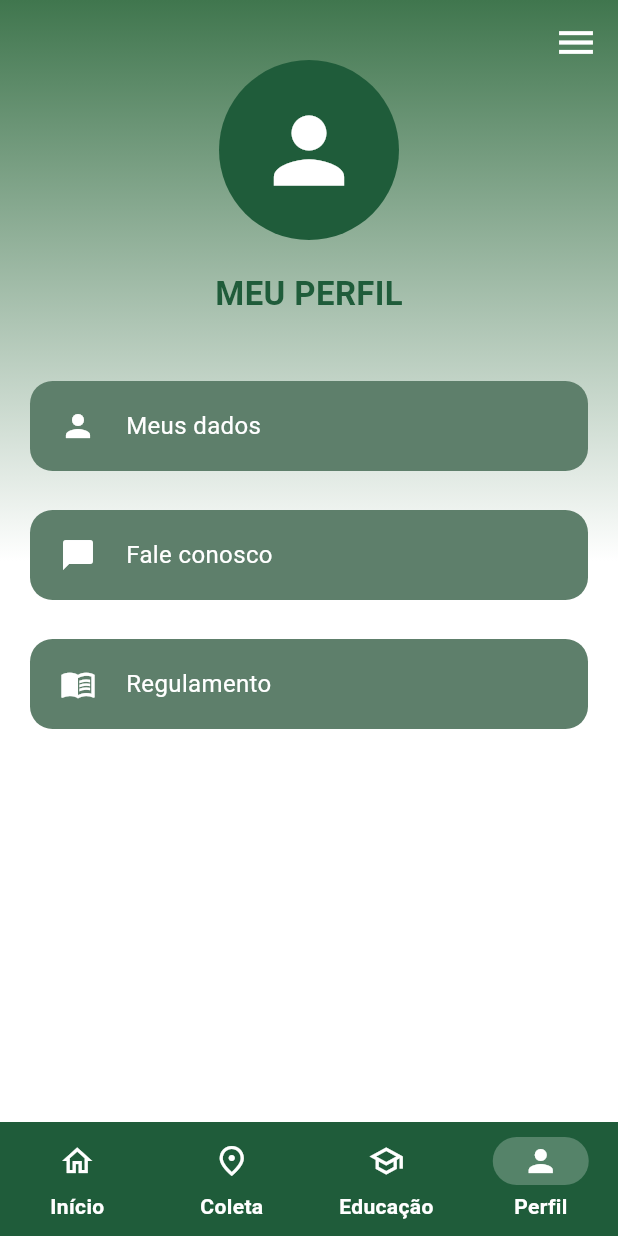
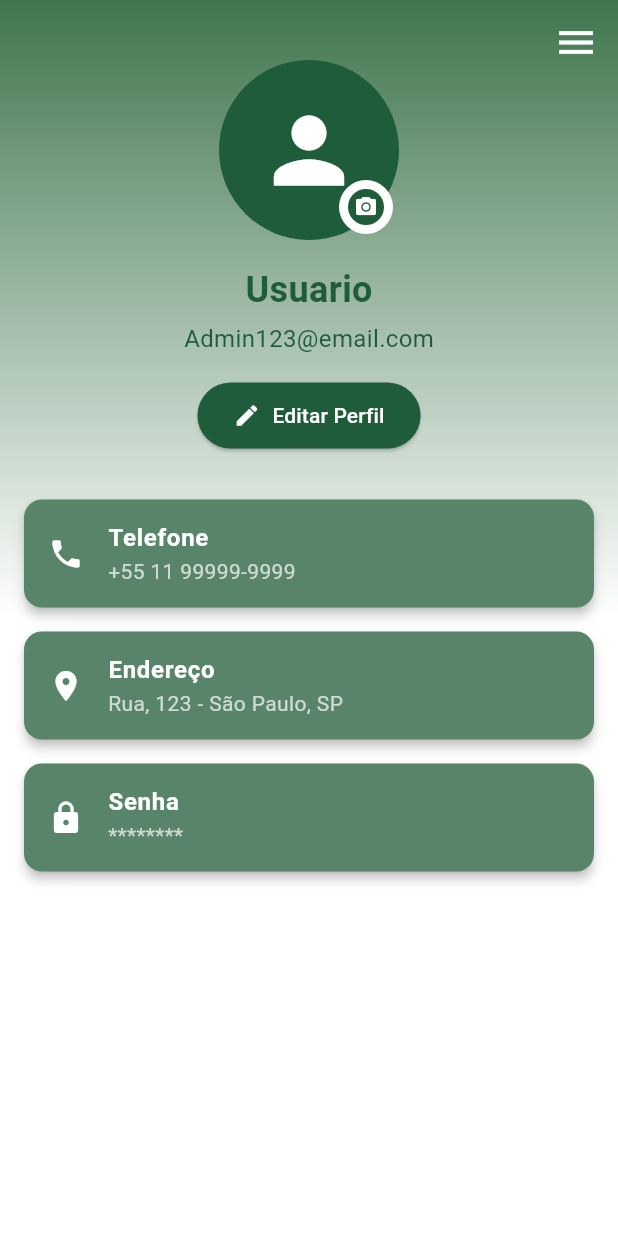
Before and after one commit to eudanielanjos/Projeto-Verde-ja, a Flutter app: the PerfilPage screen opened directly, on a phone screen of 412 x 824 dp. Run offline on Flutter 3.47's test engine with Material 3 defaults, Android fonts, the phone set to English and light mode, and no system bars; our stand-ins replace shared_preferences, vibration, youtube_player_flutter; accounts and stored records are empty.

Commit message:
Mudanças na tela de perfil Corrigindo erros da tela de: config, denuncia, denuncia2 e educação.

```diff
--- a/lib/views/denuncia2_view.dart
+++ b/lib/views/denuncia2_view.dart
@@ -54,7 +54,6 @@ class _Denuncias2State extends State<Denuncias2> {
                         Navigator.pop(context);
                       },
                     ),
-                    const Icon(Icons.settings, color: Color(0xFF295822)),
                   ],
                 ),
               ),
--- a/lib/views/educacao_view.dart
+++ b/lib/views/educacao_view.dart
@@ -261,8 +261,8 @@ class _EducacaoViewState extends State<EducacaoView> {
               gradient: LinearGradient(
                 begin: Alignment.topCenter,
                 end: Alignment.bottomCenter,
-                colors: [Color.fromRGBO(64, 118, 78, 1), Colors.white],
-                stops: [0.0, 0.5],
+                colors: [Color.fromRGBO(120, 159, 130, 1), Colors.white],
+                stops: [0.0, 0.2],
               ),
             ),
             child: Padding(
@@ -339,7 +339,7 @@ class _EducacaoViewState extends State<EducacaoView> {
                   constraints: const BoxConstraints(),
                   icon: const Icon(
                     Icons.menu,
-                    color: Colors.white,
+
                     size: 30,
                   ),
                   onPressed: () {
--- a/lib/views/meus_dados_view.dart
+++ b/lib/views/meus_dados_view.dart
@@ -129,10 +129,10 @@ class _MeusDadosViewState extends State<MeusDadosView> {
 
                     GestureDetector(
                       onTap: () => Navigator.pop(context),
-                      child: const Icon(Icons.arrow_back),
+                      child: const Icon(Icons.arrow_back,),
                     ),
 
-                    const Icon(Icons.settings)
+
                   ],
                 ),
               ),
--- a/lib/views/perfil_view.dart
+++ b/lib/views/perfil_view.dart
@@ -1,26 +1,43 @@
 import 'package:flutter/material.dart';
 import 'tela_inicial_view.dart';
-import 'meus_dados_view.dart';
 import 'config_view.dart';
 import 'historico_denuncias_view.dart';
 import 'home_view.dart';
 import 'educacao_view.dart';
 
+class PerfilView extends StatelessWidget {
+  const PerfilView({super.key});
+  @override
+  Widget build(BuildContext context) {
+    return MaterialApp(
+      debugShowCheckedModeBanner: false,
+      title: 'Perfil Completo',
+      theme: ThemeData(
+        primarySwatch: Colors.blue,
+      ),
+      home: const PerfilPage(),
+    );
+  }
+}
+
 class PerfilPage extends StatefulWidget {
   const PerfilPage({super.key});
-
   @override
   State<PerfilPage> createState() => _PerfilPageState();
 }
 
 class _PerfilPageState extends State<PerfilPage> {
-  int _selectedIndex = 3;
-
   @override
   Widget build(BuildContext context) {
     return Scaffold(
-      // 🔥 MENU COMPLETO À DIREITA
-      endDrawer: Drawer(
+      endDrawer: _buildMenuDrawer(context),
+      body: _buildDashboard(context),
+    );
+  }
+
+  // MENU LATERAL
+  Widget _buildMenuDrawer(BuildContext context) {
+    return Drawer(
       child: Column(
         children: [
           Container(
@@ -102,8 +119,7 @@ class _PerfilPageState extends State<PerfilPage> {
                     Navigator.push(
                       context,
                       MaterialPageRoute(
-                          builder: (context) =>
-                              const HistoricoDenunciasView(),
+                        builder: (context) => const HistoricoDenunciasView(),
                       ),
                     );
                   },
@@ -132,8 +148,7 @@ class _PerfilPageState extends State<PerfilPage> {
                 Navigator.pop(context);
                 Navigator.pushAndRemoveUntil(
                   context,
-                    MaterialPageRoute(
-                        builder: (context) => const HomeView()),
+                  MaterialPageRoute(builder: (context) => const HomeView()),
                   (route) => false,
                 );
               },
@@ -162,65 +177,11 @@ class _PerfilPageState extends State<PerfilPage> {
           ),
         ],
       ),
-      ),
-
-      body: _buildDashboard(),
-
-      bottomNavigationBar: NavigationBar(
-        height: 76,
-        backgroundColor: const Color(0xFF1F5C3A),
-        selectedIndex: _selectedIndex,
-        indicatorColor: Colors.white24,
-        onDestinationSelected: (index) {
-          setState(() {
-            _selectedIndex = index;
-          });
-          if (index == 0) {
-            Navigator.pushReplacement(
-              context,
-              MaterialPageRoute(
-                  builder: (context) => const TelaInicialView()),
-            );
-          } else if (index == 2) {
-            Navigator.push(
-              context,
-              MaterialPageRoute(builder: (context) => const EducacaoView()),
-            );
-          }
-        },
-        labelTextStyle: MaterialStateProperty.all(
-          const TextStyle(
-            color: Colors.white,
-            fontWeight: FontWeight.bold,
-          ),
-        ),
-        destinations: const [
-          NavigationDestination(
-            icon: Icon(Icons.home_outlined, color: Colors.white),
-            selectedIcon: Icon(Icons.home, color: Colors.white),
-            label: 'Início',
-          ),
-          NavigationDestination(
-            icon: Icon(Icons.place_outlined, color: Colors.white),
-            selectedIcon: Icon(Icons.place, color: Colors.white),
-            label: 'Coleta',
-          ),
-          NavigationDestination(
-            icon: Icon(Icons.school_outlined, color: Colors.white),
-            selectedIcon: Icon(Icons.school, color: Colors.white),
-            label: 'Educação',
-          ),
-          NavigationDestination(
-            icon: Icon(Icons.person_outline, color: Colors.white),
-            selectedIcon: Icon(Icons.person, color: Colors.white),
-            label: 'Perfil',
-          ),
-        ],
-      ),
     );
   }
 
-  Widget _buildDashboard() {
+  // DASHBOARD COM PERFIL
+  Widget _buildDashboard(BuildContext context) {
     return Container(
       width: double.infinity,
       height: double.infinity,
@@ -228,19 +189,20 @@ class _PerfilPageState extends State<PerfilPage> {
         gradient: LinearGradient(
           begin: Alignment.topCenter,
           end: Alignment.bottomCenter,
-          colors: [
-            Color.fromRGBO(64, 118, 78, 1),
-            Colors.white,
-          ],
+          colors: [Color.fromRGBO(64, 118, 78, 1), Colors.white],
           stops: [0.0, 0.5],
         ),
       ),
       child: SafeArea(
         child: Stack(
           children: [
-            Column(
+            SingleChildScrollView(
+              child: Column(
                 children: [
                   const SizedBox(height: 40),
+                  Stack(
+                  children: [
+                      // Avatar principal
                       const CircleAvatar(
                         radius: 60,
                         backgroundColor: Color(0xFF1F5C3A),
@@ -250,36 +212,93 @@ class _PerfilPageState extends State<PerfilPage> {
                           color: Colors.white,
                         ),
                       ),
-                const SizedBox(height: 20),
+                      // Ícone de edição (estático)
+                      Positioned(
+                        bottom: 4,
+                        right: 4,
+                        child: Container(
+                          padding: const EdgeInsets.all(6),
+                          decoration: const BoxDecoration(
+                            color: Colors.white, // Borda externa branca
+                            shape: BoxShape.circle,
+                          ),
+                          child: Container(
+                            padding: const EdgeInsets.all(4),
+                            decoration: const BoxDecoration(
+                              color: Color(0xFF1F5C3A), // Fundo do ícone
+                              shape: BoxShape.circle,
+                            ),
+                            child: const Icon(
+                              Icons.camera_alt, // Ou Icons.edit
+                              size: 16,
+                              color: Colors.white,
+                            ),
+                          ),
+                        ),
+                      ),
+                    ],
+                  ),
+                  const SizedBox(height: 16),
+                  // Nome e e-mail
                   const Text(
-                  "MEU PERFIL",
+                    'Usuario',
                     style: TextStyle(
-                    fontSize: 22,
+                      fontSize: 24,
                       fontWeight: FontWeight.bold,
                       color: Color(0xFF1F5C3A),
                     ),
                   ),
+                  const SizedBox(height: 4),
+                  const Text(
+                    'Admin123@email.com',
+                    style: TextStyle(fontSize: 16, color: Color(0xFF1F5C3A)),
+                  ),
+                  const SizedBox(height: 16),
+                  // Botão de editar perfil
+                  ElevatedButton.icon(
+                    style: ElevatedButton.styleFrom(
+                      backgroundColor: const Color(0xFF1F5C3A),
+                      shape: RoundedRectangleBorder(
+                        borderRadius: BorderRadius.circular(30),
+                      ),
+                      padding: const EdgeInsets.symmetric(
+                          horizontal: 24, vertical: 12),
+                    ),
+                    onPressed: () {},
+                    icon: const Icon(Icons.edit, color: Colors.white),
+                    label: const Text('Editar Perfil', style: TextStyle(color: Colors.white)),
+                  ),
+                  const SizedBox(height: 24),
+                  // Cards de informações
+                  InfoCard(
+                    icon: Icons.phone,
+                    title: 'Telefone',
+                    subtitle: '+55 11 99999-9999',
+                    backgroundColor: const Color.fromARGB(255, 88, 133, 105),
+                  ),
+                  InfoCard(
+                    icon: Icons.location_on,
+                    title: 'Endereço',
+                    subtitle: 'Rua, 123 - São Paulo, SP',
+                    backgroundColor: const Color.fromARGB(255, 88, 133, 105),
+
+                  ),
+                  InfoCard(
+                    icon: Icons.lock,
+                    title: 'Senha',
+                    subtitle: '********',
+                    backgroundColor: const Color.fromARGB(255, 88, 133, 105), // cor diferente para destaque
+                  ),
+                  const SizedBox(height: 24),
+
                   const SizedBox(height: 30),
-                _buildButton(
-                  Icons.person,
-                  "Meus dados",
-                  onTap: () {
-                    Navigator.push(
-                      context,
-                      MaterialPageRoute(
-                        builder: (context) => const MeusDadosView(),
-                      ),
-                    );
-                  },
-                ),
-                _buildButton(Icons.chat_bubble, "Fale conosco"),
-                _buildButton(Icons.menu_book, "Regulamento"),
                 ],
               ),
+            ),
+            // Menu superior
             Positioned(
               top: 0,
               right: 0,
-              child: SafeArea(
               child: Builder(
                 builder: (context) => IconButton(
                   padding: const EdgeInsets.only(right: 8, top: 8),
@@ -295,46 +314,14 @@ class _PerfilPageState extends State<PerfilPage> {
                 ),
               ),
             ),
-            ),
           ],
         ),
       ),
     );
   }
 
-  Widget _buildButton(IconData icon, String text, {VoidCallback? onTap}) {
-    return Padding(
-      padding: const EdgeInsets.symmetric(horizontal: 20, vertical: 13),
-      child: InkWell(
-        onTap: onTap,
-        borderRadius: BorderRadius.circular(15),
-        child: Container(
-          height: 60,
-          decoration: BoxDecoration(
-            color: const Color(0xFF5E7F6B),
-            borderRadius: BorderRadius.circular(15),
-          ),
-          child: Row(
-            children: [
-              const SizedBox(width: 20),
-              Icon(icon, color: Colors.white),
-              const SizedBox(width: 20),
-              Expanded(
-                child: Text(
-                  text,
-                  style: const TextStyle(
-                    color: Colors.white,
-                    fontSize: 16,
-                  ),
-                ),
-              ),
-            ],
-          ),
-        ),
-      ),
-    );
-  }
 
+  // CARDS DE MENU LATERAL
   Widget _buildMenuCard(
       {required IconData icon,
       required String title,
@@ -371,3 +358,36 @@ class _PerfilPageState extends State<PerfilPage> {
     );
   }
 }
+
+// WIDGET DE CARD DE INFORMAÇÃO
+class InfoCard extends StatelessWidget {
+  final IconData icon;
+  final String title;
+  final String subtitle;
+  final Color backgroundColor; // nova propriedade
+
+  const InfoCard({
+    super.key,
+    required this.icon,
+    required this.title,
+    required this.subtitle,
+     this.backgroundColor = Colors.white, // padrão branco
+  });
+
+@override
+  Widget build(BuildContext context) {
+    return Card(
+      margin: const EdgeInsets.symmetric(vertical: 8, horizontal: 16),
+      shape: RoundedRectangleBorder(borderRadius: BorderRadius.circular(12)),
+      color: backgroundColor, // aplica a cor de fundo
+      elevation: 3,
+      child: ListTile(
+        leading: Icon(icon, color: Colors.white), // ícone branco para contraste
+        title: Text(title,
+            style: const TextStyle(
+                fontWeight: FontWeight.bold, color: Colors.white)), // texto branco
+        subtitle: Text(subtitle, style: const TextStyle(color: Colors.white70)),
+      ),
+    );
+  }
+}
```
Also changed, not shown: lib/views/config_view.dart (+1 -46 lines), lib/views/denuncia_view.dart (+1 -6 lines), 3 other files. Lines whose indentation alone changed are shown as unchanged.
